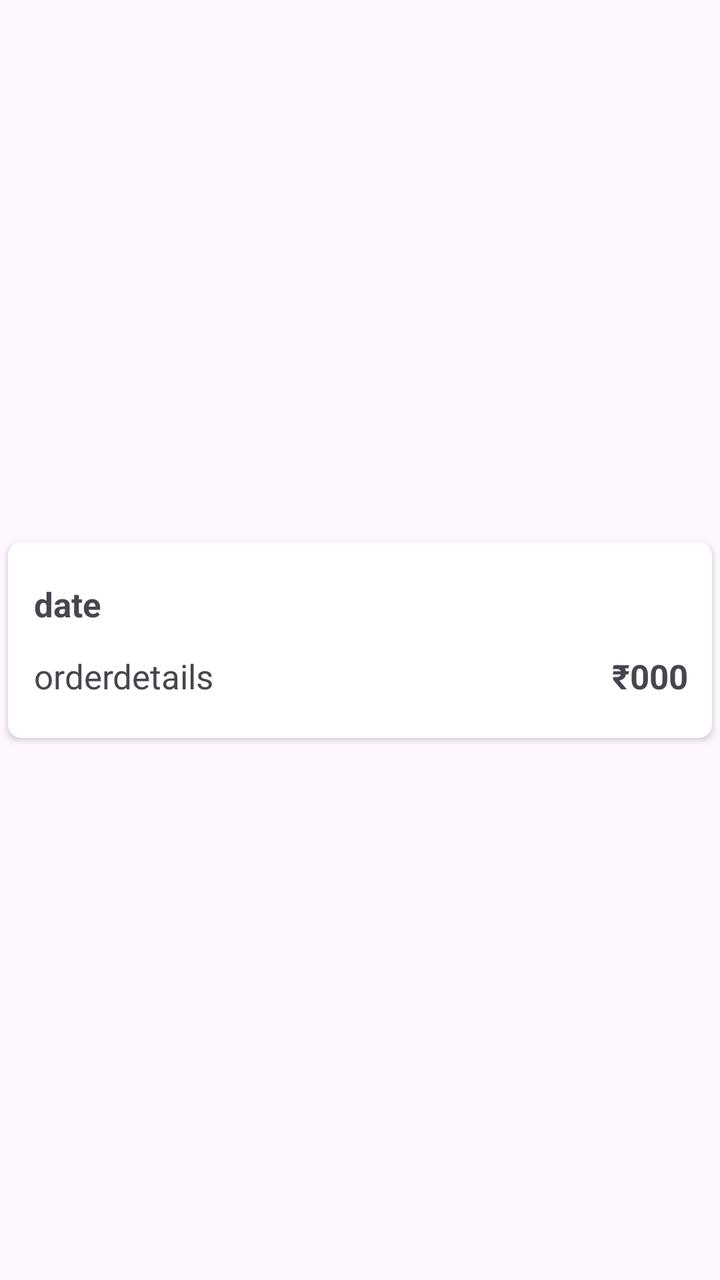
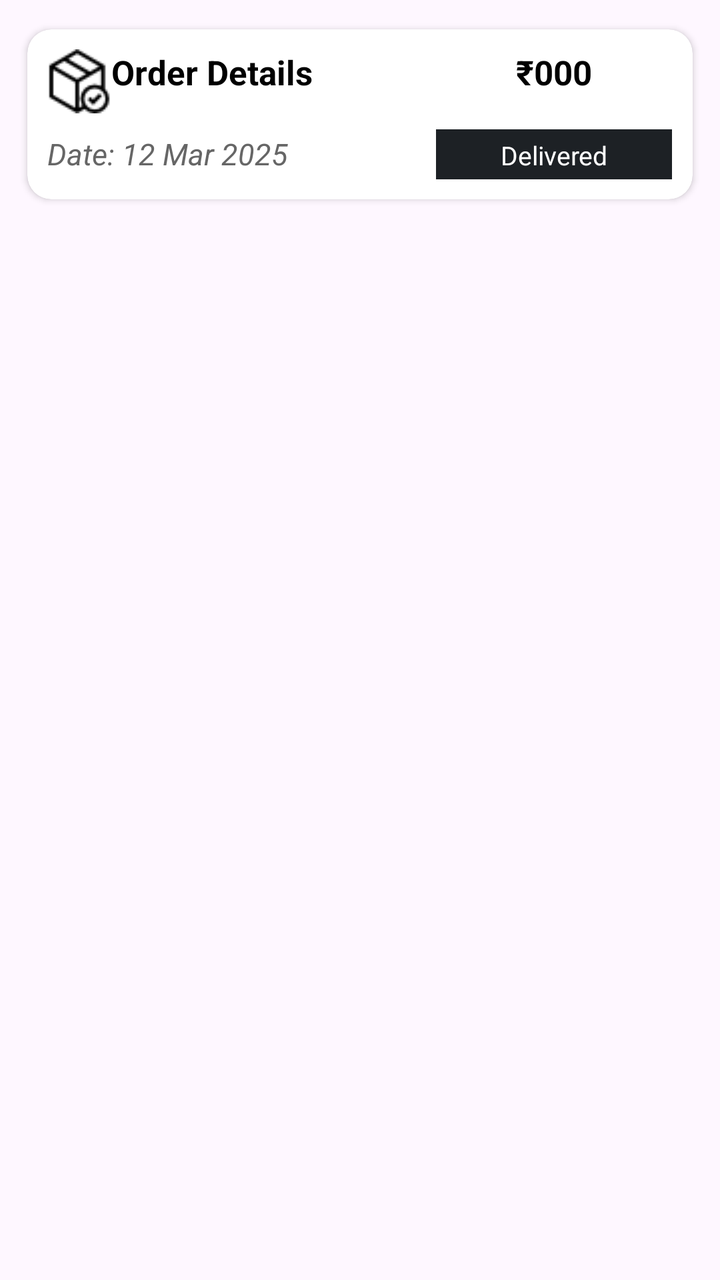

The first picture is an Android layout as it rendered before a commit; the second is the same layout after the commit. The layout source and the unified diff follow.
<!-- AndroidManifest.xml: application theme Theme.UrbanCars -->
<!-- res/layout/iv_order.xml -->
<?xml version="1.0" encoding="utf-8"?>
<androidx.constraintlayout.widget.ConstraintLayout xmlns:android="http://schemas.android.com/apk/res/android"
    android:layout_width="wrap_content"
    android:layout_height="wrap_content"
    xmlns:app="http://schemas.android.com/apk/res-auto">



    <androidx.cardview.widget.CardView
        android:layout_width="match_parent"
        android:layout_height="wrap_content"
        android:backgroundTint="@color/white"
        android:elevation="0dp"
        app:cardCornerRadius="6.5dp"
        app:cardUseCompatPadding="true"
        app:layout_constraintBottom_toBottomOf="parent"
        app:layout_constraintEnd_toEndOf="parent"
        app:layout_constraintStart_toStartOf="parent"
        app:layout_constraintTop_toTopOf="parent">

        <LinearLayout
            android:layout_width="378dp"
            android:layout_height="wrap_content"
            android:orientation="vertical"
            android:padding="13dp">

            <LinearLayout
                android:id="@+id/llOrederDate"
                android:layout_width="match_parent"
                android:layout_height="wrap_content"
                android:layout_marginTop="6.50dp"
                android:layout_marginBottom="6.50dp"
                android:orientation="horizontal"
                android:weightSum="1">

                <TextView
                    android:id="@+id/tvOrderDate"
                    android:layout_width="0dp"
                    android:layout_height="wrap_content"
                    android:layout_gravity="center"
                    android:layout_weight="0.70"
                    android:text="date"
                    android:textSize="16.90dp"
                    android:textStyle="bold" />

                <TextView
                    android:id="@+id/tvOrderStatus"
                    android:layout_width="wrap_content"
                    android:layout_height="wrap_content"
                    android:layout_gravity="center"
                    android:layout_weight="0.30"
                    android:background="@drawable/custom_appbar"
                    android:backgroundTint="@color/white"
                    android:gravity="center"
                    android:text="Delivered"
                    android:textColor="@color/white"
                    android:textSize="16.90dp" />

            </LinearLayout>

            <LinearLayout
                android:id="@+id/llAddress"
                android:layout_width="match_parent"
                android:layout_height="wrap_content"
                android:layout_marginTop="6.50dp"
                android:layout_marginBottom="6.50dp"
                android:orientation="horizontal"
                android:weightSum="1">

                <TextView
                    android:id="@+id/tvOrderTitle"
                    android:layout_width="0dp"
                    android:layout_height="wrap_content"
                    android:layout_gravity="center"
                    android:layout_weight="0.75"
                    android:ellipsize="end"
                    android:maxLines="2"
                    android:text="orderdetails"
                    android:textSize="16.90dp" />

                <TextView
                    android:id="@+id/tvOrderAmount"
                    android:layout_width="0dp"
                    android:layout_height="wrap_content"
                    android:layout_gravity="center_vertical"
                    android:layout_weight="0.25"
                    android:gravity="center"
                    android:text="₹000"
                    android:textSize="16.90dp"
                    android:textStyle="bold" />

            </LinearLayout>


        </LinearLayout>

    </androidx.cardview.widget.CardView>

</androidx.constraintlayout.widget.ConstraintLayout>
<!-- resources referenced by this layout -->
<resources>
  <color name="white">#FFFFFFFF</color>
  <!-- drawable custom_appbar (drawable) -->
  <?xml version="1.0" encoding="utf-8"?>
  <shape xmlns:android="http://schemas.android.com/apk/res/android"
      android:shape="rectangle">
  
      <gradient
          android:centerColor="#1D2125"
          android:startColor="#1D2125"
          android:endColor="#1D2125" />
  
      <corners
          android:topLeftRadius="0dp"
          android:topRightRadius="0dp"
          android:bottomRightRadius="@dimen/_20sdp"
          android:bottomLeftRadius="@dimen/_20sdp"/>
  
      <stroke
          android:width="0dp"
          android:color="#000000" />
  </shape>
  <style name="Theme.UrbanCars" parent="Base.Theme.UrbanCars" />
  <style name="Base.Theme.UrbanCars" parent="Theme.Material3.DayNight.NoActionBar">
  
      </style>
</resources>

<!-- the commit's change to res/layout/iv_order.xml (unified diff, before → after) -->
@@ -1,35 +1,64 @@
 <?xml version="1.0" encoding="utf-8"?>
 <androidx.constraintlayout.widget.ConstraintLayout xmlns:android="http://schemas.android.com/apk/res/android"
-    android:layout_width="wrap_content"
+    xmlns:app="http://schemas.android.com/apk/res-auto"
+    android:layout_width="match_parent"
     android:layout_height="wrap_content"
-    xmlns:app="http://schemas.android.com/apk/res-auto">
-
-
+    android:padding="8dp">
 
     <androidx.cardview.widget.CardView
         android:layout_width="match_parent"
         android:layout_height="wrap_content"
         android:backgroundTint="@color/white"
-        android:elevation="0dp"
-        app:cardCornerRadius="6.5dp"
+        android:elevation="2dp"
+        app:cardCornerRadius="12dp"
         app:cardUseCompatPadding="true"
-        app:layout_constraintBottom_toBottomOf="parent"
-        app:layout_constraintEnd_toEndOf="parent"
+        app:layout_constraintTop_toTopOf="parent"
         app:layout_constraintStart_toStartOf="parent"
-        app:layout_constraintTop_toTopOf="parent">
+        app:layout_constraintEnd_toEndOf="parent">
 
         <LinearLayout
-            android:layout_width="378dp"
+            android:layout_width="match_parent"
             android:layout_height="wrap_content"
             android:orientation="vertical"
-            android:padding="13dp">
+            android:padding="10dp">
 
             <LinearLayout
-                android:id="@+id/llOrederDate"
+                android:id="@+id/llOrderDetails"
                 android:layout_width="match_parent"
                 android:layout_height="wrap_content"
-                android:layout_marginTop="6.50dp"
-                android:layout_marginBottom="6.50dp"
+                android:orientation="horizontal"
+                android:layout_marginBottom="8dp"
+                android:weightSum="1">
+
+                <TextView
+                    android:id="@+id/tvOrderTitle"
+                    android:layout_width="0dp"
+                    android:layout_height="wrap_content"
+                    android:layout_weight="0.75"
+                    android:text="Order Details"
+                    android:maxLines="2"
+                    android:drawableStart="@drawable/recieved3"
+                    android:textStyle="bold"
+                    android:ellipsize="end"
+                    android:textSize="17sp"
+                    android:textColor="#000000" />
+
+                <TextView
+                    android:id="@+id/tvOrderAmount"
+                    android:layout_width="0dp"
+                    android:layout_height="wrap_content"
+                    android:layout_weight="0.25"
+                    android:gravity="start"
+                    android:text="₹000"
+                    android:textSize="17sp"
+                    android:textStyle="bold"
+                    android:textColor="#000000" />
+            </LinearLayout>
+
+            <LinearLayout
+                android:id="@+id/llOrderDate"
+                android:layout_width="match_parent"
+                android:layout_height="wrap_content"
                 android:orientation="horizontal"
                 android:weightSum="1">
 
@@ -37,60 +66,25 @@
                     android:id="@+id/tvOrderDate"
                     android:layout_width="0dp"
                     android:layout_height="wrap_content"
-                    android:layout_gravity="center"
                     android:layout_weight="0.70"
-                    android:text="date"
-                    android:textSize="16.90dp"
-                    android:textStyle="bold" />
+                    android:textStyle="italic"
+                    android:text="Date: 12 Mar 2025"
+                    android:textColor="#666666"
+                    android:textSize="15sp" />
 
                 <TextView
                     android:id="@+id/tvOrderStatus"
-                    android:layout_width="wrap_content"
-                    android:layout_height="wrap_content"
-                    android:layout_gravity="center"
+                    android:layout_width="35dp"
+                    android:layout_height="25dp"
                     android:layout_weight="0.30"
                     android:background="@drawable/custom_appbar"
-                    android:backgroundTint="@color/white"
                     android:gravity="center"
+                    android:paddingHorizontal="10dp"
+                    android:paddingVertical="4dp"
                     android:text="Delivered"
                     android:textColor="@color/white"
-                    android:textSize="16.90dp" />
-
+                    android:textSize="13sp" />
             </LinearLayout>
-
-            <LinearLayout
-                android:id="@+id/llAddress"
-                android:layout_width="match_parent"
-                android:layout_height="wrap_content"
-                android:layout_marginTop="6.50dp"
-                android:layout_marginBottom="6.50dp"
-                android:orientation="horizontal"
-                android:weightSum="1">
-
-                <TextView
-                    android:id="@+id/tvOrderTitle"
-                    android:layout_width="0dp"
-                    android:layout_height="wrap_content"
-                    android:layout_gravity="center"
-                    android:layout_weight="0.75"
-                    android:ellipsize="end"
-                    android:maxLines="2"
-                    android:text="orderdetails"
-                    android:textSize="16.90dp" />
-
-                <TextView
-                    android:id="@+id/tvOrderAmount"
-                    android:layout_width="0dp"
-                    android:layout_height="wrap_content"
-                    android:layout_gravity="center_vertical"
-                    android:layout_weight="0.25"
-                    android:gravity="center"
-                    android:text="₹000"
-                    android:textSize="16.90dp"
-                    android:textStyle="bold" />
-
-            </LinearLayout>
-
 
         </LinearLayout>
 
<!-- resource entries referenced after the edit -->
@@ -21,6 +21,7 @@
           android:width="0dp"
           android:color="#000000" />
   </shape>
+  <!-- drawable recieved3: png bitmap (drawable, 1012 bytes) -->
   <style name="Theme.UrbanCars" parent="Base.Theme.UrbanCars" />
   <style name="Base.Theme.UrbanCars" parent="Theme.Material3.DayNight.NoActionBar">
   
